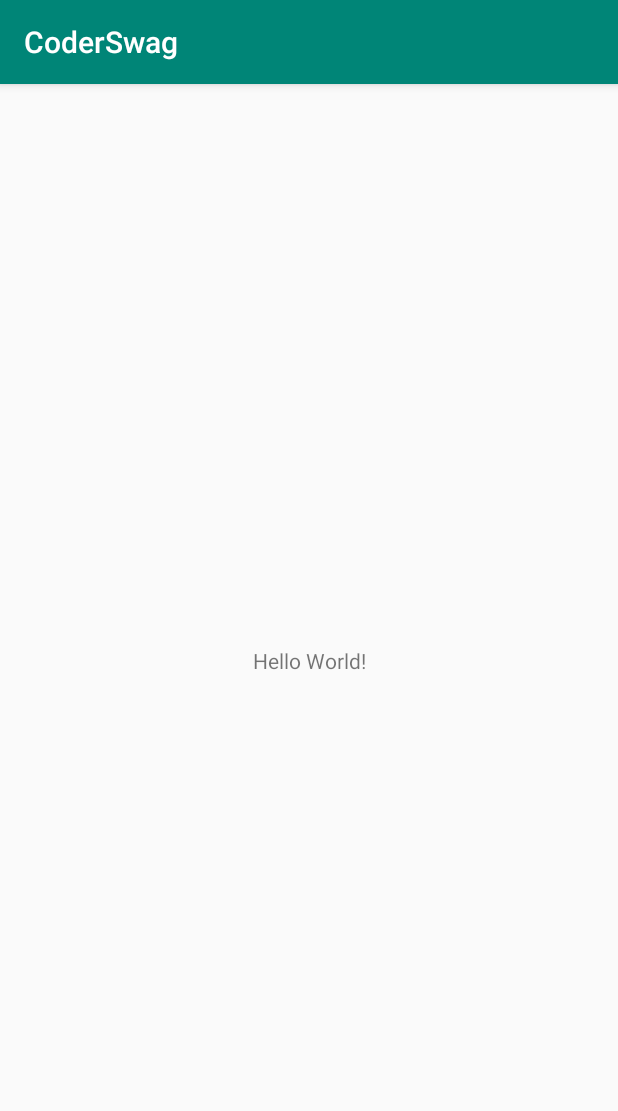
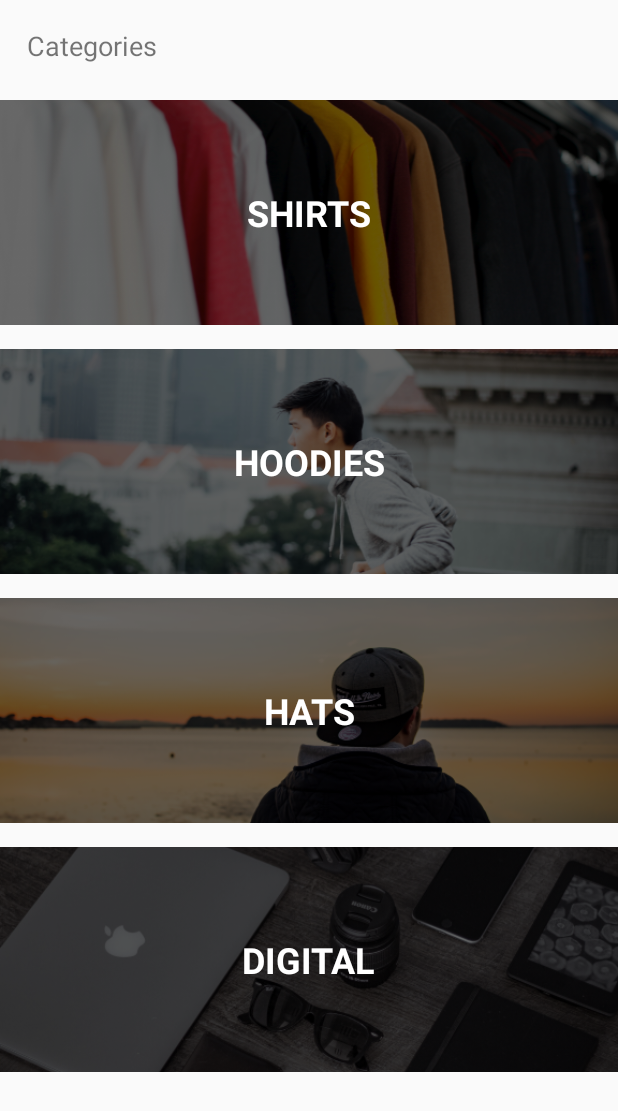
Before and after one commit to daviskim007/CoderSwag, an Android app: the screen it shows after launch (MainActivity), on a phone screen of 412 x 824 dp. Shown: the top 1111 px of the screen. Run offline under Robolectric (Android 15) with nearby library versions, the phone set to English and light mode, and no system bars.

Commit message:
2019.11.13

```diff
--- /dev/null
+++ b/app/src/main/java/daviskim/example/coderswag/Adapter/CategoryAdapter.kt
@@ -0,0 +1,45 @@
+package daviskim.example.coderswag.Adapter
+
+import android.content.Context
+import android.view.LayoutInflater
+import android.view.View
+import android.view.ViewGroup
+import android.widget.BaseAdapter
+import android.widget.ImageView
+import android.widget.TextView
+import daviskim.example.coderswag.Model.Category
+import daviskim.example.coderswag.R
+import kotlinx.android.synthetic.main.activity_main.*
+
+class CategoryAdapter (context: Context, categories: List<Category>) : BaseAdapter() {
+
+    val context = context
+    val categories = categories
+
+
+    override fun getView(position: Int, convertView: View?, parent: ViewGroup?): View {
+        val categoryView : View
+        categoryView = LayoutInflater.from(context).inflate(R.layout.category_list_item,null)
+
+        val categoryImage: ImageView = categoryView.findViewById(R.id.categoryImage)
+        val categoryName: TextView = categoryView.findViewById(R.id.categoryName)
+        val category = categories[position]
+        val resourceId = context.resources.getIdentifier(category.image, "drawable", context.packageName)
+
+        categoryImage.setImageResource(resourceId)
+        categoryName.text = category.title
+        return categoryView
+    }
+
+    override fun getItem(position: Int): Any {
+        return categories[position]
+    }
+
+    override fun getItemId(position: Int): Long {
+        return 0
+    }
+
+    override fun getCount(): Int {
+        return categories.count()
+    }
+}
--- a/app/src/main/java/daviskim/example/coderswag/Controller/MainActivity.kt
+++ b/app/src/main/java/daviskim/example/coderswag/Controller/MainActivity.kt
@@ -2,12 +2,26 @@ package daviskim.example.coderswag.Controller
 
 import androidx.appcompat.app.AppCompatActivity
 import android.os.Bundle
+import android.widget.ArrayAdapter
+import daviskim.example.coderswag.Adapter.CategoryAdapter
+import daviskim.example.coderswag.Model.Category
 import daviskim.example.coderswag.R
+import daviskim.example.coderswag.Services.DataService
+import kotlinx.android.synthetic.main.activity_main.*
 
 class MainActivity : AppCompatActivity() {
+
+    lateinit var adapter : CategoryAdapter
 
     override fun onCreate(savedInstanceState: Bundle?) {
         super.onCreate(savedInstanceState)
         setContentView(R.layout.activity_main)
+
+        adapter = CategoryAdapter(this, DataService.categories)
+
+        categoryListView.adapter = adapter
+
+
+
     }
 }
--- a/app/src/main/java/daviskim/example/coderswag/Model/Category.kt
+++ b/app/src/main/java/daviskim/example/coderswag/Model/Category.kt
@@ -1,4 +1,7 @@
 package daviskim.example.coderswag.Model
 
 class Category (val title: String, val image: String) {
+    override fun toString(): String {
+        return title
+    }
 }
--- a/app/src/main/java/daviskim/example/coderswag/Model/Product.kt
+++ b/app/src/main/java/daviskim/example/coderswag/Model/Product.kt
@@ -1,4 +1,6 @@
 package daviskim.example.coderswag.Model
 
 class Product (val title: String, val price: String, val image: String) {
+
+
 }
--- a/app/src/main/res/layout/activity_main.xml
+++ b/app/src/main/res/layout/activity_main.xml
@@ -7,12 +7,27 @@
     tools:context=".Controller.MainActivity">
 
     <TextView
+        android:id="@+id/categoryText"
         android:layout_width="wrap_content"
         android:layout_height="wrap_content"
-        android:text="Hello World!"
-        app:layout_constraintBottom_toBottomOf="parent"
+        android:layout_marginStart="18dp"
+        android:layout_marginTop="18dp"
+        android:text="Categories"
+        android:textSize="18sp"
         app:layout_constraintLeft_toLeftOf="parent"
-        app:layout_constraintRight_toRightOf="parent"
+        app:layout_constraintStart_toStartOf="parent"
         app:layout_constraintTop_toTopOf="parent" />
 
+    <ListView
+        android:id="@+id/categoryListView"
+        android:layout_width="0dp"
+        android:layout_height="0dp"
+        android:layout_marginTop="16dp"
+        android:layout_marginBottom="16dp"
+        android:divider = "@null"
+        app:layout_constraintBottom_toBottomOf="parent"
+        app:layout_constraintEnd_toEndOf="parent"
+        app:layout_constraintStart_toStartOf="parent"
+        app:layout_constraintTop_toBottomOf="@+id/categoryText" />
+
 </androidx.constraintlayout.widget.ConstraintLayout>
--- /dev/null
+++ b/app/src/main/res/layout/category_list_item.xml
@@ -0,0 +1,34 @@
+<?xml version="1.0" encoding="utf-8"?>
+<androidx.constraintlayout.widget.ConstraintLayout
+    xmlns:android="http://schemas.android.com/apk/res/android"
+    xmlns:app="http://schemas.android.com/apk/res-auto"
+    xmlns:tools="http://schemas.android.com/tools"
+    android:layout_width="match_parent"
+    android:layout_height="150dp">
+
+    <ImageView
+        android:id="@+id/categoryImage"
+        android:layout_width="0dp"
+        android:layout_height="150dp"
+        android:layout_marginTop="8dp"
+        android:layout_marginBottom="8dp"
+        android:scaleType="centerCrop"
+        app:layout_constraintBottom_toBottomOf="parent"
+        app:layout_constraintEnd_toEndOf="parent"
+        app:layout_constraintStart_toStartOf="parent"
+        app:layout_constraintTop_toTopOf="parent"
+        app:srcCompat="@drawable/hatimage" />
+
+    <TextView
+        android:id="@+id/categoryName"
+        android:layout_width="wrap_content"
+        android:layout_height="wrap_content"
+        android:textColor="#FFFFFF"
+        android:textSize="24sp"
+        android:textStyle="bold"
+        app:layout_constraintBottom_toBottomOf="@+id/categoryImage"
+        app:layout_constraintEnd_toEndOf="@+id/categoryImage"
+        app:layout_constraintStart_toStartOf="@+id/categoryImage"
+        app:layout_constraintTop_toTopOf="@+id/categoryImage"
+        tools:text="HATS" />
+</androidx.constraintlayout.widget.ConstraintLayout>
--- a/app/src/main/res/values/styles.xml
+++ b/app/src/main/res/values/styles.xml
@@ -1,7 +1,7 @@
 <resources>
 
     <!-- Base application theme. -->
-    <style name="AppTheme" parent="Theme.AppCompat.Light.DarkActionBar">
+    <style name="AppTheme" parent="Theme.AppCompat.Light.NoActionBar">
         <!-- Customize your theme here. -->
         <item name="colorPrimary">@color/colorPrimary</item>
         <item name="colorPrimaryDark">@color/colorPrimaryDark</item>
```
